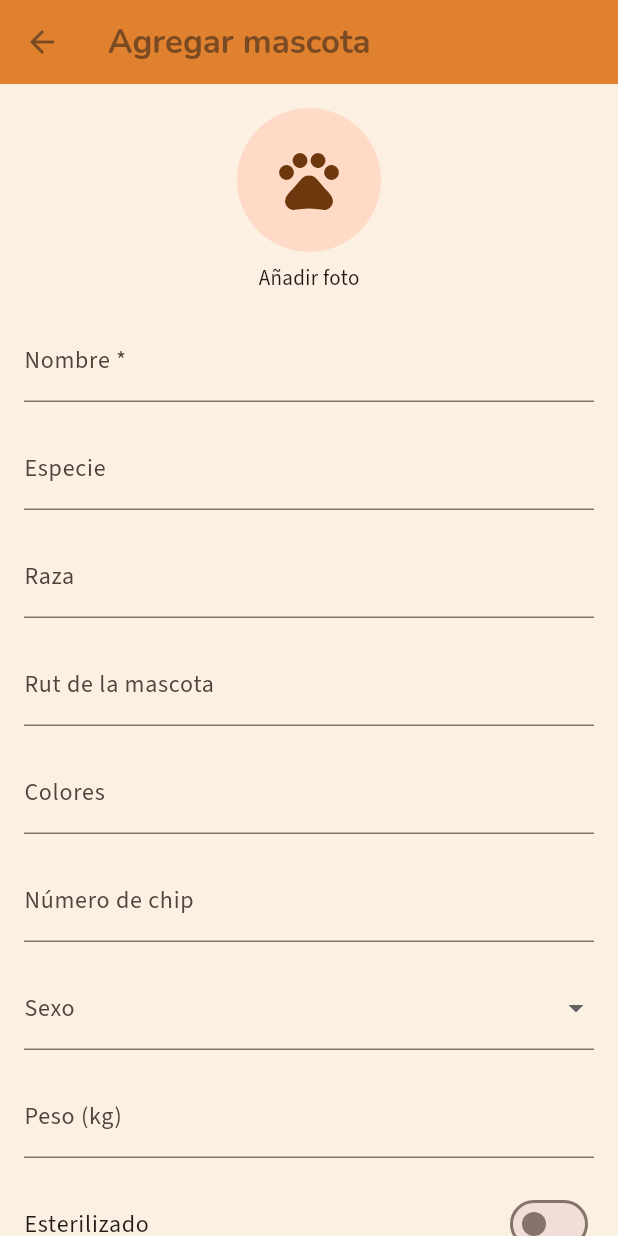
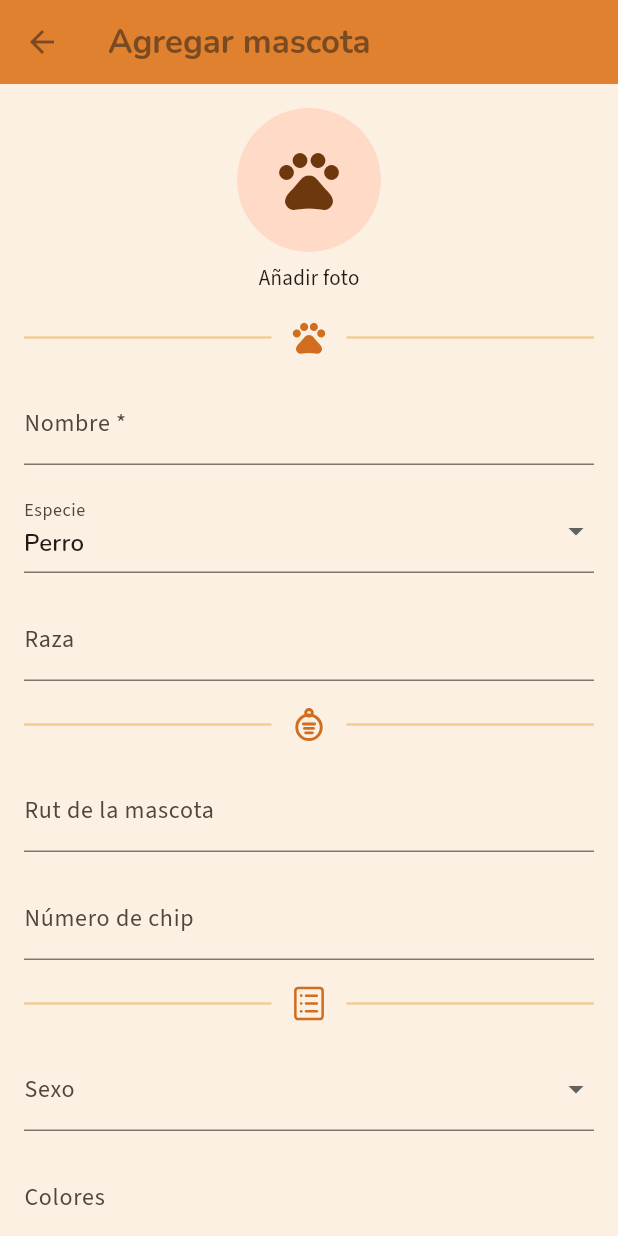
Before and after one commit to BreakPointX13/patas_al_dia, a Flutter app: the FormularioMascotaScreen screen opened directly, on a phone screen of 412 x 824 dp. Run offline on Flutter 3.47's test engine with Material 3 defaults, Android fonts, the phone set to English and light mode, and no system bars; our stand-ins replace file_picker, flutter_local_notifications, flutter_riverpod, flutter_svg, image_picker, open_filex and 3 more; accounts and stored records are empty.

Commit message:
feat: especie como lista fija, orden y agrupación visual en ficha de mascota
Especie pasa de texto libre a lista fija (con Otro + especiePersonalizada,
mismo patrón que tipoEvento de Agenda). Se reordenan los campos del
formulario y de la ficha de detalle de mascota, y se agrupan visualmente
en 3 secciones (Mascota / Identificación / Datos) con un separador nuevo
(SeparadorSeccionFicha) que combina línea Durazno + ícono.

```diff
--- a/lib/data/database/database_helper.dart
+++ b/lib/data/database/database_helper.dart
@@ -47,6 +47,7 @@ class DatabaseHelper {
         nombre TEXT NOT NULL,
         rut_mascota TEXT,
         especie TEXT,
+        especie_personalizada TEXT,
         sexo TEXT,
         raza TEXT,
         esterilizado INTEGER DEFAULT 0,
--- a/lib/data/models/mascota_model.dart
+++ b/lib/data/models/mascota_model.dart
@@ -4,6 +4,7 @@ class MascotaModel {
   final String nombre;
   final String? rutMascota;
   final String? especie;
+  final String? especiePersonalizada;
   final String? sexo;
   final String? raza;
   final bool esterilizado;
@@ -20,6 +21,7 @@ class MascotaModel {
     required this.nombre,
     this.rutMascota,
     this.especie,
+    this.especiePersonalizada,
     this.sexo,
     this.raza,
     this.esterilizado = false,
@@ -41,6 +43,9 @@ class MascotaModel {
           ? map['rut_mascota'] as String
           : null,
       especie: map['especie'] != null ? map['especie'] as String : null,
+      especiePersonalizada: map['especie_personalizada'] != null
+          ? map['especie_personalizada'] as String
+          : null,
       sexo: map['sexo'] != null ? map['sexo'] as String : null,
       raza: map['raza'] != null ? map['raza'] as String : null,
       esterilizado: map['esterilizado'] == 1 || map['esterilizado'] == true,
@@ -68,6 +73,7 @@ class MascotaModel {
       'nombre': nombre,
       'rut_mascota': rutMascota,
       'especie': especie,
+      'especie_personalizada': especiePersonalizada,
       'sexo': sexo,
       'raza': raza,
       'esterilizado': esterilizado
@@ -91,6 +97,7 @@ class MascotaModel {
     String? nombre,
     String? rutMascota,
     String? especie,
+    String? especiePersonalizada,
     String? sexo,
     String? raza,
     bool? esterilizado,
@@ -107,6 +114,7 @@ class MascotaModel {
       nombre: nombre ?? this.nombre,
       rutMascota: rutMascota ?? this.rutMascota,
       especie: especie ?? this.especie,
+      especiePersonalizada: especiePersonalizada ?? this.especiePersonalizada,
       sexo: sexo ?? this.sexo,
       raza: raza ?? this.raza,
       esterilizado: esterilizado ?? this.esterilizado,
--- a/lib/presentation/screens/formulario_mascota_screen.dart
+++ b/lib/presentation/screens/formulario_mascota_screen.dart
@@ -6,6 +6,24 @@ import 'package:patas_al_dia/providers/mascota_provider.dart';
 import 'package:patas_al_dia/providers/usuario_provider.dart';
 import 'dart:io';
 import 'package:image_picker/image_picker.dart';
+import 'package:patas_al_dia/presentation/widgets/separador_seccion_ficha.dart';
+
+const _especies = [
+  'Perro',
+  'Gato',
+  'Conejo',
+  'Hamster',
+  'Cobaya',
+  'Jerbo',
+  'Rata',
+  'Chinchilla',
+  'Erizo',
+  'Pez',
+  'Tortuga',
+  'Hurón',
+  'Ave',
+  'Otro',
+];
 
 class FormularioMascotaScreen extends ConsumerStatefulWidget {
   final MascotaModel? mascotaExistente;
@@ -21,7 +39,7 @@ class _FormularioMascotaScreenState
   final _formKey = GlobalKey<FormState>();
 
   final _nombreController = TextEditingController();
-  final _especieController = TextEditingController();
+  final _especiePersonalizadaController = TextEditingController();
   final _razaController = TextEditingController();
   final _pesoController = TextEditingController();
   final _rutController = TextEditingController();
@@ -29,6 +47,7 @@ class _FormularioMascotaScreenState
   final _numeroChipController = TextEditingController();
   final _edadEstimadaController = TextEditingController();
 
+  String _especie = _especies.first;
   String? _sexo;
   DateTime? _fechaNacimiento;
   bool _esterilizado = false;
@@ -52,7 +71,15 @@ class _FormularioMascotaScreenState
     final mascota = widget.mascotaExistente;
     if (mascota != null) {
       _nombreController.text = mascota.nombre;
-      _especieController.text = mascota.especie ?? '';
+      if (mascota.especie != null && _especies.contains(mascota.especie)) {
+        _especie = mascota.especie!;
+      } else if (mascota.especie != null) {
+        _especie = 'Otro';
+        _especiePersonalizadaController.text = mascota.especie!;
+      }
+      if (_especie == 'Otro' && mascota.especiePersonalizada != null) {
+        _especiePersonalizadaController.text = mascota.especiePersonalizada!;
+      }
       _razaController.text = mascota.raza ?? '';
       _pesoController.text = mascota.pesoActual?.toString() ?? '';
       _rutController.text = mascota.rutMascota ?? '';
@@ -73,7 +100,7 @@ class _FormularioMascotaScreenState
   @override
   void dispose() {
     _nombreController.dispose();
-    _especieController.dispose();
+    _especiePersonalizadaController.dispose();
     _razaController.dispose();
     _pesoController.dispose();
     _rutController.dispose();
@@ -118,9 +145,12 @@ class _FormularioMascotaScreenState
       id: widget.mascotaExistente?.id ?? const Uuid().v4(),
       usuarioId: usuarioId,
       nombre: _nombreController.text.trim(),
-      especie: _especieController.text.trim().isEmpty
-          ? null
-          : _especieController.text.trim(),
+      especie: _especie,
+      especiePersonalizada:
+          _especie == 'Otro' &&
+              _especiePersonalizadaController.text.trim().isNotEmpty
+          ? _especiePersonalizadaController.text.trim()
+          : null,
       raza: _razaController.text.trim().isEmpty
           ? null
           : _razaController.text.trim(),
@@ -189,7 +219,7 @@ class _FormularioMascotaScreenState
                 ),
               ),
             ),
-            const SizedBox(height: 16),
+            SeparadorSeccionFicha.mascota(),
             TextFormField(
               controller: _nombreController,
               decoration: const InputDecoration(labelText: 'Nombre *'),
@@ -201,31 +231,40 @@ class _FormularioMascotaScreenState
               },
             ),
             const SizedBox(height: 16),
-            TextFormField(
-              controller: _especieController,
+            DropdownButtonFormField<String>(
+              initialValue: _especie,
               decoration: const InputDecoration(labelText: 'Especie'),
+              items: _especies
+                  .map((e) => DropdownMenuItem(value: e, child: Text(e)))
+                  .toList(),
+              onChanged: (valor) =>
+                  setState(() => _especie = valor ?? _especies.first),
             ),
+            if (_especie == 'Otro') ...[
+              const SizedBox(height: 16),
+              TextFormField(
+                controller: _especiePersonalizadaController,
+                decoration: const InputDecoration(
+                  labelText: 'Especifica la especie',
+                ),
+              ),
+            ],
             const SizedBox(height: 16),
             TextFormField(
               controller: _razaController,
               decoration: const InputDecoration(labelText: 'Raza'),
             ),
-            const SizedBox(height: 16),
+            SeparadorSeccionFicha.identificacion(),
             TextFormField(
               controller: _rutController,
               decoration: const InputDecoration(labelText: 'Rut de la mascota'),
             ),
             const SizedBox(height: 16),
             TextFormField(
-              controller: _coloresController,
-              decoration: const InputDecoration(labelText: 'Colores'),
-            ),
-            const SizedBox(height: 16),
-            TextFormField(
               controller: _numeroChipController,
               decoration: const InputDecoration(labelText: 'Número de chip'),
             ),
-            const SizedBox(height: 16),
+            SeparadorSeccionFicha.datos(),
             DropdownButtonFormField<String>(
               initialValue: _sexo,
               decoration: const InputDecoration(labelText: 'Sexo'),
@@ -238,6 +277,11 @@ class _FormularioMascotaScreenState
                   _sexo = valor;
                 });
               },
+            ),
+            const SizedBox(height: 16),
+            TextFormField(
+              controller: _coloresController,
+              decoration: const InputDecoration(labelText: 'Colores'),
             ),
             const SizedBox(height: 16),
             TextFormField(
--- /dev/null
+++ b/lib/presentation/widgets/separador_seccion_ficha.dart
@@ -0,0 +1,54 @@
+import 'package:flutter/material.dart';
+import 'package:flutter_svg/flutter_svg.dart';
+
+/// Separador visual entre grupos de datos de una mascota (formulario y
+/// ficha de detalle): una línea Durazno a cada lado con un ícono centrado.
+class SeparadorSeccionFicha extends StatelessWidget {
+  final Widget icono;
+  const SeparadorSeccionFicha({super.key, required this.icono});
+
+  /// Ícono de la sección "Mascota" — el mismo `Icons.pets` del navbar
+  /// inferior, no un SVG (esa sección no tiene ícono propio diseñado).
+  static const _colorIcono = Color(0xFFD06D1F);
+  factory SeparadorSeccionFicha.mascota({Key? key}) => SeparadorSeccionFicha(
+    key: key,
+    icono: const Icon(Icons.pets, color: _colorIcono, size: 26),
+  );
+
+  factory SeparadorSeccionFicha.identificacion({Key? key}) =>
+      SeparadorSeccionFicha(
+        key: key,
+        icono: SvgPicture.asset(
+          'assets/icons/ficha/identificacion.svg',
+          width: 26,
+          height: 26,
+        ),
+      );
+
+  factory SeparadorSeccionFicha.datos({Key? key}) => SeparadorSeccionFicha(
+    key: key,
+    icono: SvgPicture.asset(
+      'assets/icons/ficha/datos.svg',
+      width: 26,
+      height: 26,
+    ),
+  );
+
+  @override
+  Widget build(BuildContext context) {
+    return Padding(
+      padding: const EdgeInsets.symmetric(vertical: 16),
+      child: Row(
+        children: [
+          const Expanded(
+            child: Divider(color: Color(0xFFF3C98F), thickness: 1.5),
+          ),
+          Padding(padding: const EdgeInsets.symmetric(horizontal: 12), child: icono),
+          const Expanded(
+            child: Divider(color: Color(0xFFF3C98F), thickness: 1.5),
+          ),
+        ],
+      ),
+    );
+  }
+}
--- a/pubspec.yaml
+++ b/pubspec.yaml
@@ -74,6 +74,7 @@ flutter:
   assets:
       - assets/images/logo_patas_al_dia.png
       - assets/icons/eventos/
+      - assets/icons/ficha/
 
   fonts:
     - family: Nunito
```
Also changed, not shown: lib/presentation/screens/detalle_mascota_screen.dart (+46 -28 lines), lib/presentation/screens/home_screen.dart (+9 -3 lines), assets/icons/ficha/datos.svg (added), assets/icons/ficha/identificacion.svg (added), 5 other files.
